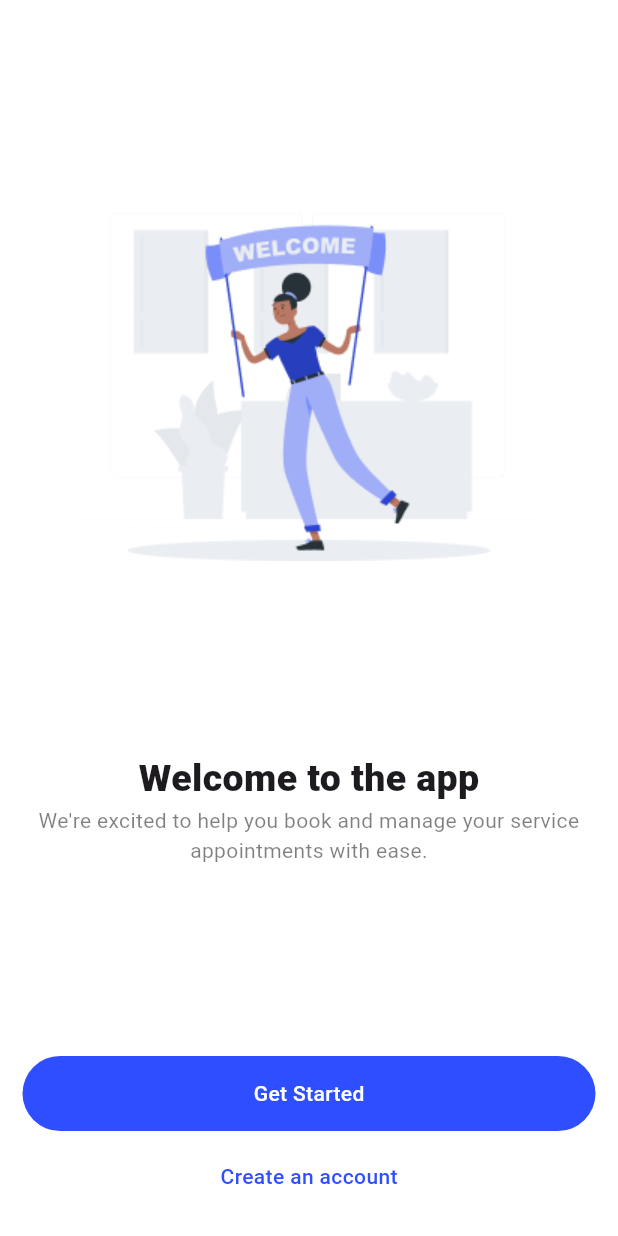
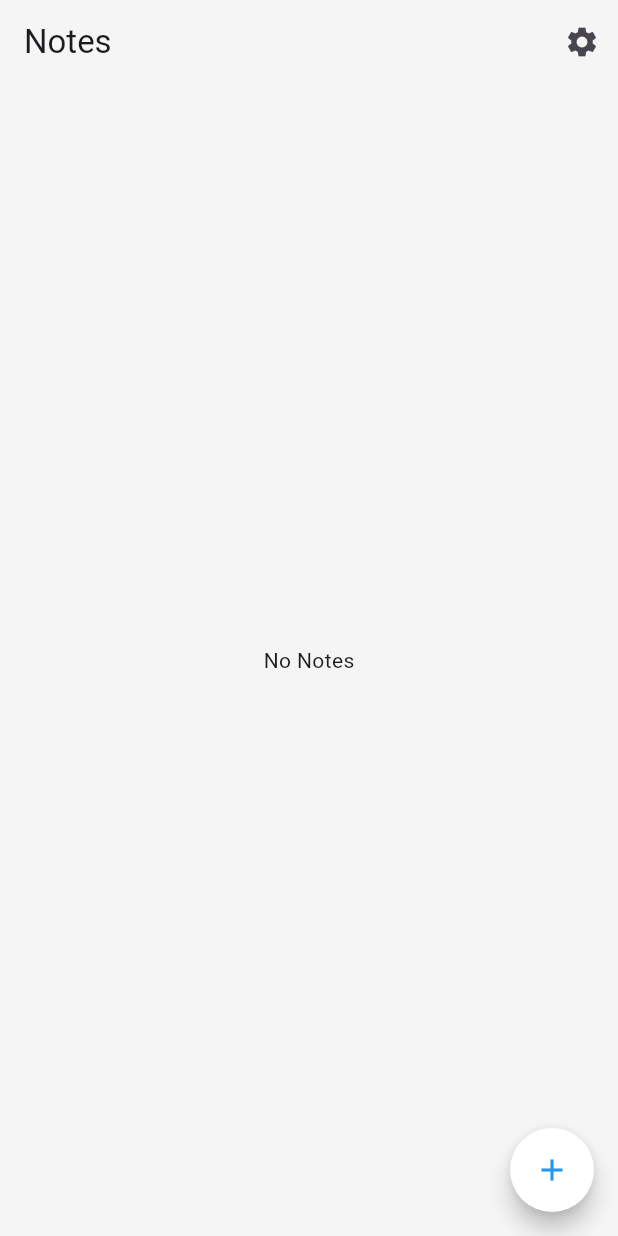
Before and after one commit to programmingwormhole/batch-09, a Flutter app: the screen it shows after launch, on a phone screen of 412 x 824 dp. Run offline on Flutter 3.47's test engine with Material 3 defaults, Android fonts, the phone set to English and light mode, and no system bars; our stand-ins replace get.

Commit message:
Notes Page Added

```diff
--- a/lib/main.dart
+++ b/lib/main.dart
@@ -1,6 +1,6 @@
 import 'package:flutter/material.dart';
-import 'package:whatsapp_ui/views/home/home.dart';
-import 'package:whatsapp_ui/views/onboarding/onboarding.dart';
+import 'package:get/get.dart';
+import 'package:whatsapp_ui/views/notes/notes.dart';
 
 void main() {
   runApp(const MyApp());
@@ -11,14 +11,14 @@ class MyApp extends StatelessWidget {
 
   @override
   Widget build(BuildContext context) {
-    return MaterialApp(
+    return GetMaterialApp(
       debugShowCheckedModeBanner: false,
       theme: ThemeData(
         scaffoldBackgroundColor: Colors.white,
         colorScheme: ColorScheme.fromSeed(seedColor: Colors.deepPurple),
         useMaterial3: true,
       ),
-      home: const OnboardingView(),
+      home: const NotesView(),
     );
   }
 }
--- /dev/null
+++ b/lib/models/note_model.dart
@@ -0,0 +1,15 @@
+class NoteModel {
+
+  final String title;
+  final String description;
+  final DateTime createdAt;
+  final DateTime? updatedAt;
+
+  NoteModel({
+    required this.title,
+    required this.description,
+    required this.createdAt,
+    this.updatedAt,
+  });
+
+}
--- /dev/null
+++ b/lib/views/notes/notes.dart
@@ -0,0 +1,59 @@
+import 'package:flutter/material.dart';
+import 'package:get/get.dart';
+import 'package:whatsapp_ui/controllers/notes_controller.dart';
+import 'package:whatsapp_ui/views/notes/create_or_update_note.dart';
+import 'package:whatsapp_ui/widgets/custom_notes_tile.dart';
+
+class NotesView extends StatelessWidget {
+  const NotesView({super.key});
+
+  @override
+  Widget build(BuildContext context) {
+    final controller = Get.put(NotesController());
+
+    return Scaffold(
+      backgroundColor: const Color(0xFFf5f5f5),
+      appBar: AppBar(
+        backgroundColor: const Color(0xFFf5f5f5),
+        centerTitle: false,
+        title: const Text('Notes'),
+        actions: [
+          IconButton(onPressed: () {}, icon: const Icon(Icons.settings)),
+        ],
+      ),
+      body: Obx(() {
+        if (controller.notes.isEmpty) {
+          return const Center(
+            child: Text('No Notes'),
+          );
+        } else {
+          return ListView.separated(
+            padding: const EdgeInsets.all(12),
+            itemBuilder: (context, index) {
+              return CustomNotesTile(
+                index: index,
+              );
+            },
+            separatorBuilder: (context, index) {
+              return const SizedBox(
+                height: 10,
+              );
+            },
+            itemCount: controller.notes.length,
+          );
+        }
+      }),
+      floatingActionButton: FloatingActionButton(
+        backgroundColor: Colors.white,
+        shape: const CircleBorder(),
+        onPressed: () {
+          Get.to(() => const CreateOrUpdateNoteView());
+        },
+        child: const Icon(
+          Icons.add,
+          color: Colors.blue,
+        ),
+      ),
+    );
+  }
+}
--- a/pubspec.yaml
+++ b/pubspec.yaml
@@ -35,6 +35,7 @@ dependencies:
   # The following adds the Cupertino Icons font to your application.
   # Use with the CupertinoIcons class for iOS style icons.
   cupertino_icons: ^1.0.6
+  get:
 
 dev_dependencies:
   flutter_test:
```
Also changed, not shown: lib/controllers/notes_controller.dart (added, +46 -0 lines), lib/views/notes/create_or_update_note.dart (added, +94 -0 lines), lib/widgets/custom_notes_tile.dart (added, +87 -0 lines), pubspec.lock.
